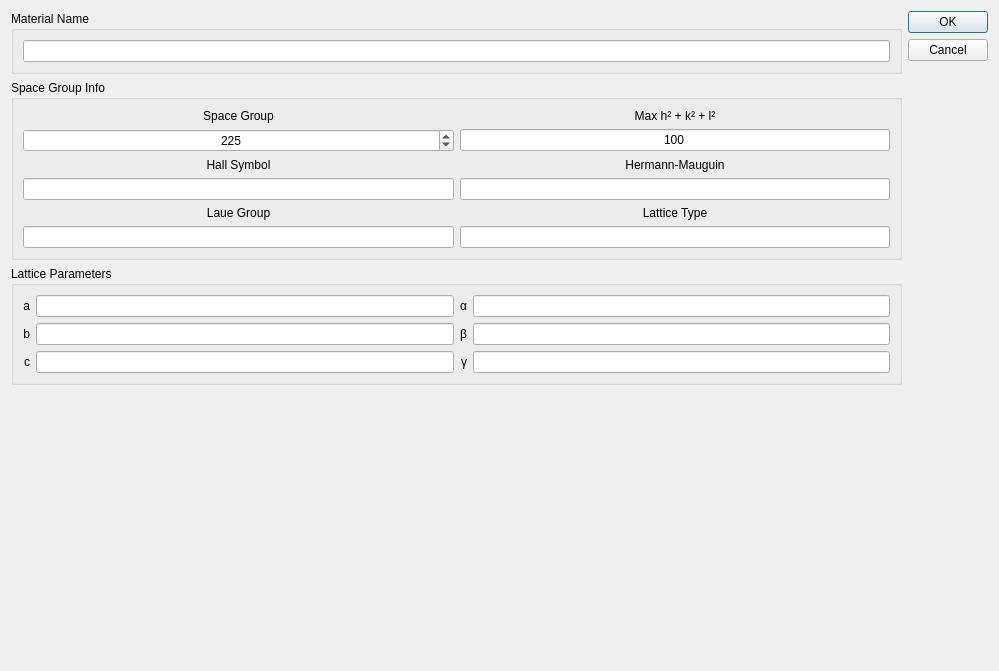
Before: the Qt Designer form hexrd/qt/resources/materialsdialog.ui in praxes/hexrd, drawn with Qt 5.
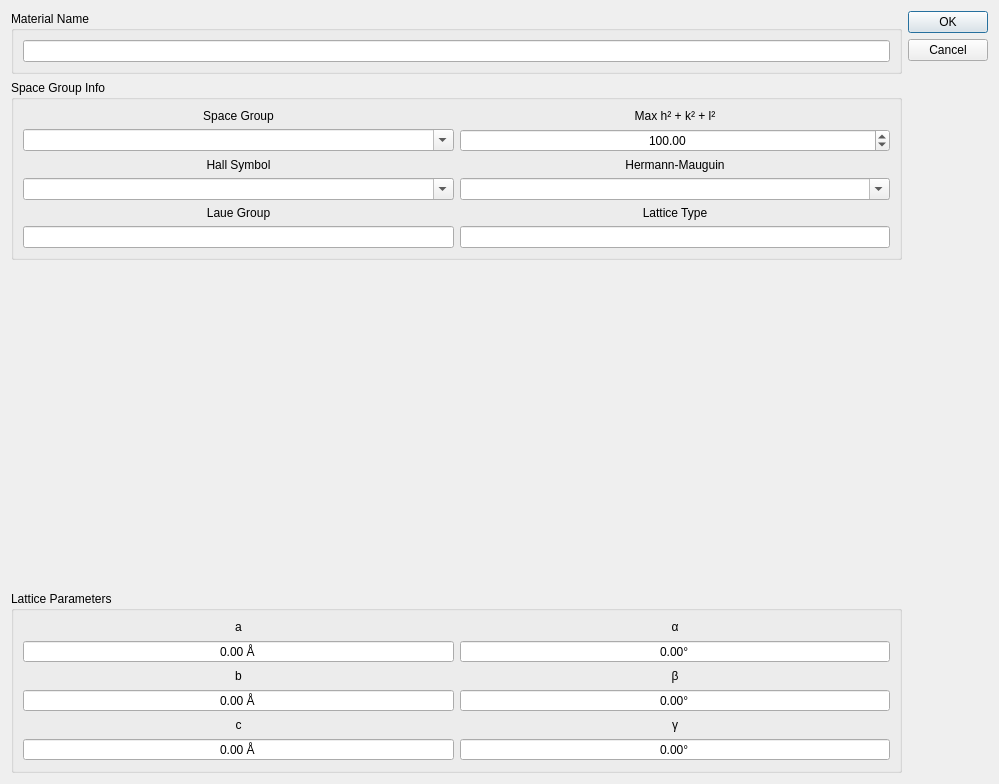
After: the same form once the commit is applied.

Commit message: more work on qt materials dialog

Patch:
```diff
--- a/hexrd/qt/resources/materialsdialog.ui
+++ b/hexrd/qt/resources/materialsdialog.ui
@@ -7,7 +7,7 @@
     <x>0</x>
     <y>0</y>
     <width>999</width>
-    <height>671</height>
+    <height>784</height>
    </rect>
   </property>
   <property name="windowTitle">
@@ -39,105 +39,69 @@
        <property name="title">
         <string>Space Group Info</string>
        </property>
-       <layout class="QVBoxLayout" name="verticalLayout_3">
-        <item>
-         <layout class="QGridLayout" name="gridLayout_3">
-          <item row="2" column="1">
-           <widget class="QLabel" name="label_4">
-            <property name="font">
-             <font>
-              <weight>50</weight>
-              <bold>false</bold>
-             </font>
-            </property>
-            <property name="text">
-             <string>Hermann-Mauguin</string>
-            </property>
-            <property name="alignment">
-             <set>Qt::AlignCenter</set>
-            </property>
-           </widget>
-          </item>
-          <item row="3" column="1">
-           <widget class="QLineEdit" name="lineEdit_5">
-            <property name="font">
-             <font>
-              <weight>50</weight>
-              <bold>false</bold>
-             </font>
-            </property>
-            <property name="toolTip">
-             <string>&lt;html&gt;&lt;head/&gt;&lt;body&gt;&lt;p&gt;Hermann-Mauguin symbol for space group (display only)&lt;/p&gt;&lt;/body&gt;&lt;/html&gt;</string>
-            </property>
-            <property name="alignment">
-             <set>Qt::AlignCenter</set>
-            </property>
-           </widget>
-          </item>
-          <item row="1" column="0">
-           <widget class="QSpinBox" name="spinBox">
-            <property name="font">
-             <font>
-              <weight>50</weight>
-              <bold>false</bold>
-             </font>
-            </property>
-            <property name="toolTip">
-             <string>&lt;html&gt;&lt;head/&gt;&lt;body&gt;&lt;p&gt;Space group number from International Tables of Crystallography, vol A&lt;/p&gt;&lt;/body&gt;&lt;/html&gt;</string>
-            </property>
-            <property name="alignment">
-             <set>Qt::AlignCenter</set>
-            </property>
-            <property name="minimum">
-             <number>1</number>
-            </property>
-            <property name="maximum">
-             <number>230</number>
-            </property>
-            <property name="value">
-             <number>225</number>
+       <layout class="QGridLayout" name="gridLayout">
+        <item row="4" column="1">
+         <widget class="QComboBox" name="hermannMauguinComboBox">
+          <property name="editable">
+           <bool>true</bool>
             </property>
            </widget>
           </item>
           <item row="5" column="0">
-           <widget class="QLineEdit" name="lineEdit_2">
+         <widget class="QLabel" name="label_6">
             <property name="font">
              <font>
               <weight>50</weight>
               <bold>false</bold>
              </font>
             </property>
+          <property name="text">
+           <string>Laue Group</string>
+          </property>
             <property name="alignment">
              <set>Qt::AlignCenter</set>
             </property>
            </widget>
           </item>
+        <item row="2" column="1">
+         <widget class="QDoubleSpinBox" name="maxHklSpinBox">
+          <property name="alignment">
+           <set>Qt::AlignCenter</set>
+          </property>
+          <property name="maximum">
+           <double>1000.000000000000000</double>
+          </property>
+          <property name="value">
+           <double>100.000000000000000</double>
+          </property>
+         </widget>
+        </item>
           <item row="3" column="0">
-           <widget class="QLineEdit" name="lineEdit_4">
+         <widget class="QLabel" name="label_5">
             <property name="font">
              <font>
               <weight>50</weight>
               <bold>false</bold>
              </font>
             </property>
+          <property name="text">
+           <string>Hall Symbol</string>
+          </property>
             <property name="alignment">
              <set>Qt::AlignCenter</set>
             </property>
            </widget>
           </item>
-          <item row="1" column="1">
-           <widget class="QLineEdit" name="lineEdit">
+        <item row="3" column="1">
+         <widget class="QLabel" name="label_4">
             <property name="font">
              <font>
               <weight>50</weight>
               <bold>false</bold>
              </font>
             </property>
-            <property name="toolTip">
-             <string>&lt;html&gt;&lt;head/&gt;&lt;body&gt;&lt;p&gt;Maximum sum of squares for reciprocal lattice vector generation&lt;/p&gt;&lt;/body&gt;&lt;/html&gt;</string>
-            </property>
             <property name="text">
-             <string>100</string>
+           <string>Hermann-Mauguin</string>
             </property>
             <property name="alignment">
              <set>Qt::AlignCenter</set>
@@ -145,19 +109,6 @@
            </widget>
           </item>
           <item row="5" column="1">
-           <widget class="QLineEdit" name="lineEdit_3">
-            <property name="font">
-             <font>
-              <weight>50</weight>
-              <bold>false</bold>
-             </font>
-            </property>
-            <property name="alignment">
-             <set>Qt::AlignCenter</set>
-            </property>
-           </widget>
-          </item>
-          <item row="4" column="1">
            <widget class="QLabel" name="label_2">
             <property name="font">
              <font>
@@ -173,22 +124,6 @@
             </property>
            </widget>
           </item>
-          <item row="4" column="0">
-           <widget class="QLabel" name="label_6">
-            <property name="font">
-             <font>
-              <weight>50</weight>
-              <bold>false</bold>
-             </font>
-            </property>
-            <property name="text">
-             <string>Laue Group</string>
-            </property>
-            <property name="alignment">
-             <set>Qt::AlignCenter</set>
-            </property>
-           </widget>
-          </item>
           <item row="0" column="0">
            <widget class="QLabel" name="label">
             <property name="sizePolicy">
@@ -211,20 +146,36 @@
             </property>
            </widget>
           </item>
-          <item row="2" column="0">
-           <widget class="QLabel" name="label_5">
+        <item row="6" column="0">
+         <widget class="QLineEdit" name="lineEdit_2">
             <property name="font">
              <font>
               <weight>50</weight>
               <bold>false</bold>
              </font>
             </property>
-            <property name="text">
-             <string>Hall Symbol</string>
-            </property>
+          <property name="alignment">
+           <set>Qt::AlignCenter</set>
+          </property>
+          <property name="readOnly">
+           <bool>true</bool>
+          </property>
+         </widget>
+        </item>
+        <item row="6" column="1">
+         <widget class="QLineEdit" name="lineEdit_3">
+          <property name="font">
+           <font>
+            <weight>50</weight>
+            <bold>false</bold>
+           </font>
+          </property>
             <property name="alignment">
              <set>Qt::AlignCenter</set>
             </property>
+          <property name="readOnly">
+           <bool>true</bool>
+          </property>
            </widget>
           </item>
           <item row="0" column="1">
@@ -243,223 +194,19 @@
             </property>
            </widget>
           </item>
-         </layout>
-        </item>
-       </layout>
-      </widget>
-     </item>
-     <item>
-      <widget class="QGroupBox" name="groupBox_2">
-       <property name="font">
-        <font>
-         <weight>50</weight>
-         <bold>false</bold>
-        </font>
-       </property>
-       <property name="title">
-        <string>Lattice Parameters</string>
-       </property>
-       <layout class="QVBoxLayout" name="verticalLayout_4">
-        <item>
-         <layout class="QHBoxLayout" name="horizontalLayout">
-          <item>
-           <layout class="QGridLayout" name="gridLayout_4">
-            <item row="2" column="2">
-             <widget class="QLabel" name="label_15">
-              <property name="font">
-               <font>
-                <family>Lucida Grande</family>
-                <weight>50</weight>
-                <bold>false</bold>
-               </font>
-              </property>
-              <property name="text">
-               <string>γ</string>
-              </property>
-              <property name="alignment">
-               <set>Qt::AlignRight|Qt::AlignTrailing|Qt::AlignVCenter</set>
-              </property>
-             </widget>
-            </item>
-            <item row="1" column="2">
-             <widget class="QLabel" name="label_14">
-              <property name="font">
-               <font>
-                <weight>50</weight>
-                <bold>false</bold>
-               </font>
-              </property>
-              <property name="text">
-               <string>β</string>
-              </property>
-              <property name="alignment">
-               <set>Qt::AlignRight|Qt::AlignTrailing|Qt::AlignVCenter</set>
-              </property>
-             </widget>
-            </item>
-            <item row="1" column="0">
-             <widget class="QLabel" name="label_11">
-              <property name="font">
-               <font>
-                <weight>50</weight>
-                <bold>false</bold>
-               </font>
-              </property>
-              <property name="text">
-               <string>b</string>
-              </property>
-              <property name="alignment">
-               <set>Qt::AlignRight|Qt::AlignTrailing|Qt::AlignVCenter</set>
-              </property>
-             </widget>
-            </item>
-            <item row="1" column="1">
-             <widget class="QLineEdit" name="lineEdit_8">
-              <property name="font">
-               <font>
-                <weight>50</weight>
-                <bold>false</bold>
-               </font>
-              </property>
-              <property name="toolTip">
-               <string>&lt;html&gt;&lt;head/&gt;&lt;body&gt;&lt;p&gt;Units are in Å&lt;/p&gt;&lt;/body&gt;&lt;/html&gt;</string>
-              </property>
-              <property name="alignment">
-               <set>Qt::AlignCenter</set>
-              </property>
-             </widget>
-            </item>
-            <item row="0" column="1">
-             <widget class="QLineEdit" name="lineEdit_7">
-              <property name="font">
-               <font>
-                <weight>50</weight>
-                <bold>false</bold>
-               </font>
-              </property>
-              <property name="toolTip">
-               <string>&lt;html&gt;&lt;head/&gt;&lt;body&gt;&lt;p&gt;Units are in Å&lt;/p&gt;&lt;/body&gt;&lt;/html&gt;</string>
-              </property>
-              <property name="alignment">
-               <set>Qt::AlignCenter</set>
-              </property>
-             </widget>
-            </item>
-            <item row="0" column="0">
-             <widget class="QLabel" name="label_10">
-              <property name="font">
-               <font>
-                <weight>50</weight>
-                <bold>false</bold>
-               </font>
-              </property>
-              <property name="text">
-               <string>a</string>
-              </property>
-              <property name="alignment">
-               <set>Qt::AlignRight|Qt::AlignTrailing|Qt::AlignVCenter</set>
+        <item row="4" column="0">
+         <widget class="QComboBox" name="hallSymbolComboBox">
+          <property name="editable">
+           <bool>true</bool>
               </property>
              </widget>
             </item>
             <item row="2" column="0">
-             <widget class="QLabel" name="label_12">
-              <property name="font">
-               <font>
-                <weight>50</weight>
-                <bold>false</bold>
-               </font>
-              </property>
-              <property name="text">
-               <string>c</string>
-              </property>
-              <property name="alignment">
-               <set>Qt::AlignRight|Qt::AlignTrailing|Qt::AlignVCenter</set>
-              </property>
-             </widget>
-            </item>
-            <item row="1" column="3">
-             <widget class="QLineEdit" name="lineEdit_11">
-              <property name="font">
-               <font>
-                <weight>50</weight>
-                <bold>false</bold>
-               </font>
-              </property>
-              <property name="toolTip">
-               <string>&lt;html&gt;&lt;head/&gt;&lt;body&gt;&lt;p&gt;Units are in degrees&lt;/p&gt;&lt;/body&gt;&lt;/html&gt;</string>
-              </property>
-              <property name="alignment">
-               <set>Qt::AlignCenter</set>
-              </property>
-             </widget>
-            </item>
-            <item row="2" column="3">
-             <widget class="QLineEdit" name="lineEdit_12">
-              <property name="font">
-               <font>
-                <weight>50</weight>
-                <bold>false</bold>
-               </font>
-              </property>
-              <property name="toolTip">
-               <string>&lt;html&gt;&lt;head/&gt;&lt;body&gt;&lt;p&gt;Units are in degrees&lt;/p&gt;&lt;/body&gt;&lt;/html&gt;</string>
-              </property>
-              <property name="alignment">
-               <set>Qt::AlignCenter</set>
-              </property>
-             </widget>
-            </item>
-            <item row="0" column="2">
-             <widget class="QLabel" name="label_13">
-              <property name="font">
-               <font>
-                <weight>50</weight>
-                <bold>false</bold>
-               </font>
-              </property>
-              <property name="text">
-               <string>α</string>
-              </property>
-              <property name="alignment">
-               <set>Qt::AlignRight|Qt::AlignTrailing|Qt::AlignVCenter</set>
-              </property>
-             </widget>
-            </item>
-            <item row="2" column="1">
-             <widget class="QLineEdit" name="lineEdit_9">
-              <property name="font">
-               <font>
-                <weight>50</weight>
-                <bold>false</bold>
-               </font>
-              </property>
-              <property name="toolTip">
-               <string>&lt;html&gt;&lt;head/&gt;&lt;body&gt;&lt;p&gt;Units are in Å&lt;/p&gt;&lt;/body&gt;&lt;/html&gt;</string>
-              </property>
-              <property name="alignment">
-               <set>Qt::AlignCenter</set>
-              </property>
-             </widget>
-            </item>
-            <item row="0" column="3">
-             <widget class="QLineEdit" name="lineEdit_10">
-              <property name="font">
-               <font>
-                <weight>50</weight>
-                <bold>false</bold>
-               </font>
-              </property>
-              <property name="toolTip">
-               <string>&lt;html&gt;&lt;head/&gt;&lt;body&gt;&lt;p&gt;Units are in degrees&lt;/p&gt;&lt;/body&gt;&lt;/html&gt;</string>
-              </property>
-              <property name="alignment">
-               <set>Qt::AlignCenter</set>
-              </property>
-             </widget>
-            </item>
-           </layout>
-          </item>
-         </layout>
+         <widget class="QComboBox" name="spaceGroupComboBox">
+          <property name="editable">
+           <bool>true</bool>
+          </property>
+         </widget>
         </item>
        </layout>
       </widget>
@@ -477,6 +224,218 @@
        </property>
       </spacer>
      </item>
+     <item>
+      <widget class="QGroupBox" name="groupBox_2">
+       <property name="font">
+        <font>
+         <weight>50</weight>
+         <bold>false</bold>
+        </font>
+       </property>
+       <property name="title">
+        <string>Lattice Parameters</string>
+       </property>
+       <layout class="QGridLayout" name="gridLayout_2">
+        <item row="1" column="3">
+         <widget class="QDoubleSpinBox" name="doubleSpinBox_2">
+          <property name="alignment">
+           <set>Qt::AlignCenter</set>
+          </property>
+          <property name="buttonSymbols">
+           <enum>QAbstractSpinBox::NoButtons</enum>
+          </property>
+          <property name="suffix">
+           <string> Å</string>
+          </property>
+          <property name="maximum">
+           <double>1000.000000000000000</double>
+          </property>
+         </widget>
+        </item>
+        <item row="5" column="3">
+         <layout class="QHBoxLayout" name="horizontalLayout">
+          <item>
+           <widget class="QDoubleSpinBox" name="doubleSpinBox_3">
+            <property name="alignment">
+             <set>Qt::AlignCenter</set>
+            </property>
+            <property name="buttonSymbols">
+             <enum>QAbstractSpinBox::NoButtons</enum>
+            </property>
+            <property name="suffix">
+             <string> Å</string>
+            </property>
+            <property name="maximum">
+             <double>1000.000000000000000</double>
+            </property>
+           </widget>
+          </item>
+         </layout>
+        </item>
+        <item row="1" column="5">
+         <widget class="QDoubleSpinBox" name="doubleSpinBox_7">
+          <property name="alignment">
+           <set>Qt::AlignCenter</set>
+          </property>
+          <property name="buttonSymbols">
+           <enum>QAbstractSpinBox::NoButtons</enum>
+          </property>
+          <property name="suffix">
+           <string>°</string>
+          </property>
+          <property name="maximum">
+           <double>180.000000000000000</double>
+          </property>
+         </widget>
+        </item>
+        <item row="3" column="3">
+         <widget class="QDoubleSpinBox" name="doubleSpinBox_4">
+          <property name="alignment">
+           <set>Qt::AlignCenter</set>
+          </property>
+          <property name="buttonSymbols">
+           <enum>QAbstractSpinBox::NoButtons</enum>
+          </property>
+          <property name="suffix">
+           <string> Å</string>
+          </property>
+          <property name="maximum">
+           <double>1000.000000000000000</double>
+          </property>
+         </widget>
+        </item>
+        <item row="3" column="5">
+         <widget class="QDoubleSpinBox" name="doubleSpinBox_5">
+          <property name="alignment">
+           <set>Qt::AlignCenter</set>
+          </property>
+          <property name="buttonSymbols">
+           <enum>QAbstractSpinBox::NoButtons</enum>
+          </property>
+          <property name="suffix">
+           <string>°</string>
+          </property>
+          <property name="maximum">
+           <double>180.000000000000000</double>
+          </property>
+         </widget>
+        </item>
+        <item row="5" column="5">
+         <widget class="QDoubleSpinBox" name="doubleSpinBox_6">
+          <property name="alignment">
+           <set>Qt::AlignCenter</set>
+          </property>
+          <property name="buttonSymbols">
+           <enum>QAbstractSpinBox::NoButtons</enum>
+          </property>
+          <property name="suffix">
+           <string>°</string>
+          </property>
+          <property name="maximum">
+           <double>180.000000000000000</double>
+          </property>
+         </widget>
+        </item>
+        <item row="0" column="3">
+         <widget class="QLabel" name="label_10">
+          <property name="font">
+           <font>
+            <weight>50</weight>
+            <bold>false</bold>
+           </font>
+          </property>
+          <property name="text">
+           <string>a</string>
+          </property>
+          <property name="alignment">
+           <set>Qt::AlignCenter</set>
+          </property>
+         </widget>
+        </item>
+        <item row="2" column="3">
+         <widget class="QLabel" name="label_11">
+          <property name="font">
+           <font>
+            <weight>50</weight>
+            <bold>false</bold>
+           </font>
+          </property>
+          <property name="text">
+           <string>b</string>
+          </property>
+          <property name="alignment">
+           <set>Qt::AlignCenter</set>
+          </property>
+         </widget>
+        </item>
+        <item row="4" column="3">
+         <widget class="QLabel" name="label_12">
+          <property name="font">
+           <font>
+            <weight>50</weight>
+            <bold>false</bold>
+           </font>
+          </property>
+          <property name="text">
+           <string>c</string>
+          </property>
+          <property name="alignment">
+           <set>Qt::AlignCenter</set>
+          </property>
+         </widget>
+        </item>
+        <item row="0" column="5">
+         <widget class="QLabel" name="label_13">
+          <property name="font">
+           <font>
+            <weight>50</weight>
+            <bold>false</bold>
+           </font>
+          </property>
+          <property name="text">
+           <string>α</string>
+          </property>
+          <property name="alignment">
+           <set>Qt::AlignCenter</set>
+          </property>
+         </widget>
+        </item>
+        <item row="2" column="5">
+         <widget class="QLabel" name="label_14">
+          <property name="font">
+           <font>
+            <weight>50</weight>
+            <bold>false</bold>
+           </font>
+          </property>
+          <property name="text">
+           <string>β</string>
+          </property>
+          <property name="alignment">
+           <set>Qt::AlignCenter</set>
+          </property>
+         </widget>
+        </item>
+        <item row="4" column="5">
+         <widget class="QLabel" name="label_15">
+          <property name="font">
+           <font>
+            <family>Lucida Grande</family>
+            <weight>50</weight>
+            <bold>false</bold>
+           </font>
+          </property>
+          <property name="text">
+           <string>γ</string>
+          </property>
+          <property name="alignment">
+           <set>Qt::AlignCenter</set>
+          </property>
+         </widget>
+        </item>
+       </layout>
+      </widget>
+     </item>
     </layout>
    </item>
    <item>
```
Lines whose indentation alone changed are shown as unchanged. The commit also changes 4 other files.
